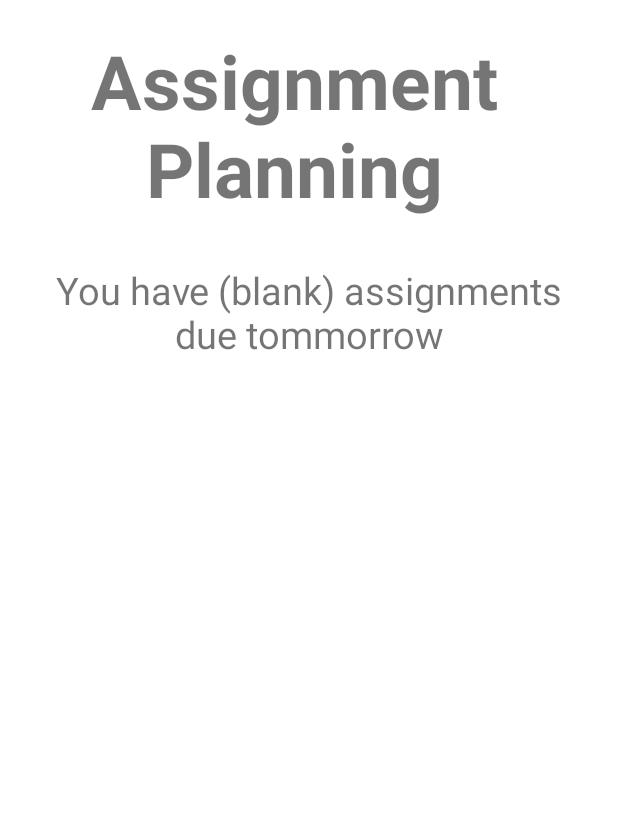
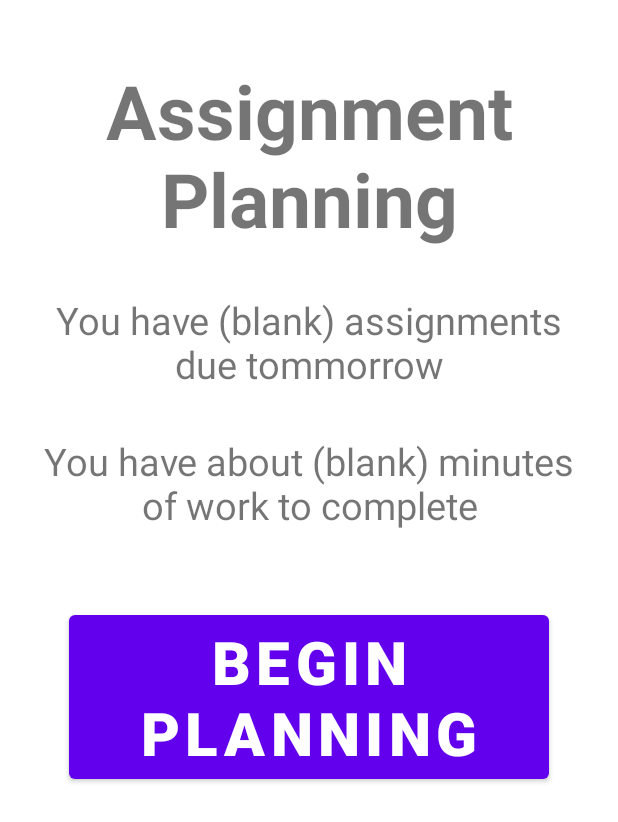
Before and after one commit to LukeFarrell0126/HomeworkPlanner, an Android app: the layout fragment_main.xml on its own in the app's theme, with its tools: preview values and no code run, on a phone screen of 412 x 824 dp. Shown: the top 822 px of the screen. Run offline under Robolectric (Android 15) with nearby library versions, the phone set to English and light mode, and no system bars.

Commit message:
Action Fragment and main fragment work

```diff
--- a/app/build.gradle
+++ b/app/build.gradle
@@ -6,7 +6,7 @@ plugins {
 }
 
 android {
-    compileSdk 32
+    compileSdk 33
 
     defaultConfig {
         applicationId "com.example.homeworkplanner"
--- a/app/src/main/res/layout/fragment_main.xml
+++ b/app/src/main/res/layout/fragment_main.xml
@@ -4,6 +4,7 @@
     xmlns:tools="http://schemas.android.com/tools"
     android:layout_width="match_parent"
     android:layout_height="match_parent"
+    android:paddingLeft="20dp"
     android:paddingRight="20dp"
     tools:context=".MainFragment">
 
@@ -12,7 +13,7 @@
         android:id="@+id/mainText"
         android:layout_width="0dp"
         android:layout_height="wrap_content"
-        android:layout_marginTop="20dp"
+        android:layout_marginTop="40dp"
         android:text="Assignment Planning"
         android:textAlignment="center"
         android:textSize="50sp"
@@ -25,12 +26,39 @@
         android:id="@+id/overviewText"
         android:layout_width="wrap_content"
         android:layout_height="wrap_content"
+
         android:layout_marginTop="30dp"
-        android:paddingLeft="20dp"
         android:text="You have (blank) assignments due tommorrow"
         android:textAlignment="center"
         android:textSize="25sp"
         app:layout_constraintEnd_toEndOf="parent"
         app:layout_constraintStart_toStartOf="parent"
         app:layout_constraintTop_toBottomOf="@+id/mainText" />
+
+    <TextView
+        android:id="@+id/timeText"
+        android:layout_width="wrap_content"
+        android:layout_height="wrap_content"
+
+        android:layout_marginTop="30dp"
+        android:text="You have about (blank) minutes of work to complete"
+        android:textAlignment="center"
+        android:textSize="25sp"
+        app:layout_constraintEnd_toEndOf="parent"
+        app:layout_constraintHorizontal_bias="0.6"
+        app:layout_constraintStart_toStartOf="parent"
+        app:layout_constraintTop_toBottomOf="@+id/overviewText" />
+
+    <Button
+        android:id="@+id/button"
+        android:layout_width="wrap_content"
+        android:layout_height="wrap_content"
+        android:layout_marginTop="50dp"
+        android:text="Begin Planning"
+        android:textSize="40sp"
+        android:textStyle="bold"
+        app:layout_constraintEnd_toEndOf="parent"
+        app:layout_constraintStart_toStartOf="parent"
+        app:layout_constraintTop_toBottomOf="@+id/timeText" />
+
 </androidx.constraintlayout.widget.ConstraintLayout>
```
Also changed, not shown: app/src/main/java/com/example/homeworkplanner/ActionFragment.kt (+6 -2 lines), app/src/main/java/com/example/homeworkplanner/MainFragment.kt (+7 -0 lines), app/src/main/res/drawable/ic_bookvector.xml (added, +8 -0 lines), app/src/main/res/layout/fragment_action.xml (+11 -7 lines), app/src/main/res/navigation/nav_graph.xml (+17 -1 lines).
